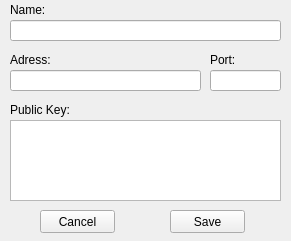
The window that src/editcontactwindow.ui (thomas-picariello/SDTP) describes before a commit, drawn with Qt 5.
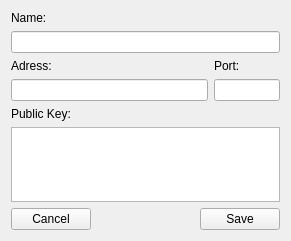
The same window after the commit.

Patch:
```diff
--- a/src/editcontactwindow.ui
+++ b/src/editcontactwindow.ui
@@ -13,103 +13,57 @@
   <property name="windowTitle">
    <string>Form</string>
   </property>
-  <widget class="QPushButton" name="save">
-   <property name="geometry">
-    <rect>
-     <x>170</x>
-     <y>210</y>
-     <width>75</width>
-     <height>23</height>
-    </rect>
-   </property>
-   <property name="text">
-    <string>Save</string>
-   </property>
-  </widget>
-  <widget class="QPushButton" name="cancel">
-   <property name="geometry">
-    <rect>
-     <x>40</x>
-     <y>210</y>
-     <width>75</width>
-     <height>23</height>
-    </rect>
-   </property>
-   <property name="text">
-    <string>Cancel</string>
-   </property>
-  </widget>
-  <widget class="QLineEdit" name="name">
-   <property name="geometry">
-    <rect>
-     <x>10</x>
-     <y>20</y>
-     <width>271</width>
-     <height>21</height>
-    </rect>
-   </property>
-  </widget>
+  <layout class="QVBoxLayout" name="verticalLayout">
+   <item>
   <widget class="QLabel" name="label">
-   <property name="geometry">
-    <rect>
-     <x>10</x>
-     <y>0</y>
-     <width>46</width>
-     <height>20</height>
-    </rect>
-   </property>
    <property name="text">
     <string>Name:</string>
    </property>
   </widget>
+   </item>
+   <item>
+    <widget class="QLineEdit" name="name"/>
+   </item>
+   <item>
+    <layout class="QHBoxLayout" name="horizontalLayout" stretch="3,1">
+     <item>
   <widget class="QLabel" name="label_2">
-   <property name="geometry">
-    <rect>
-     <x>10</x>
-     <y>50</y>
-     <width>51</width>
-     <height>20</height>
-    </rect>
-   </property>
    <property name="text">
     <string>Adress:</string>
    </property>
   </widget>
-  <widget class="QLineEdit" name="ip">
-   <property name="geometry">
-    <rect>
-     <x>10</x>
-     <y>70</y>
-     <width>191</width>
-     <height>21</height>
-    </rect>
-   </property>
-  </widget>
+     </item>
+     <item>
+      <widget class="QLabel" name="label_4">
+       <property name="text">
+        <string>Port:</string>
+       </property>
+      </widget>
+     </item>
+    </layout>
+   </item>
+   <item>
+    <layout class="QHBoxLayout" name="horizontalLayout_2" stretch="3,1">
+     <item>
+      <widget class="QLineEdit" name="ip"/>
+     </item>
+     <item>
+      <widget class="QLineEdit" name="port"/>
+     </item>
+    </layout>
+   </item>
+   <item>
   <widget class="QLabel" name="label_3">
-   <property name="geometry">
-    <rect>
-     <x>10</x>
-     <y>100</y>
-     <width>61</width>
-     <height>20</height>
-    </rect>
-   </property>
    <property name="text">
     <string>Public Key:</string>
    </property>
   </widget>
+   </item>
+   <item>
   <widget class="QTextEdit" name="key">
    <property name="enabled">
     <bool>true</bool>
    </property>
-   <property name="geometry">
-    <rect>
-     <x>10</x>
-     <y>120</y>
-     <width>271</width>
-     <height>81</height>
-    </rect>
-   </property>
    <property name="acceptDrops">
     <bool>false</bool>
    </property>
@@ -124,29 +78,39 @@
     <bool>false</bool>
    </property>
   </widget>
-  <widget class="QLabel" name="label_4">
-   <property name="geometry">
-    <rect>
-     <x>210</x>
-     <y>50</y>
-     <width>51</width>
+   </item>
+   <item>
+    <layout class="QHBoxLayout" name="horizontalLayout_3">
+     <item>
+      <widget class="QPushButton" name="cancel">
+       <property name="text">
+        <string>Cancel</string>
+       </property>
+      </widget>
+     </item>
+     <item>
+      <spacer name="horizontalSpacer">
+       <property name="orientation">
+        <enum>Qt::Horizontal</enum>
+       </property>
+       <property name="sizeHint" stdset="0">
+        <size>
+         <width>40</width>
      <height>20</height>
-    </rect>
-   </property>
+        </size>
+       </property>
+      </spacer>
+     </item>
+     <item>
+      <widget class="QPushButton" name="save">
    <property name="text">
-    <string>Port:</string>
-   </property>
-  </widget>
-  <widget class="QLineEdit" name="port">
-   <property name="geometry">
-    <rect>
-     <x>210</x>
-     <y>70</y>
-     <width>71</width>
-     <height>21</height>
-    </rect>
-   </property>
-  </widget>
+        <string>Save</string>
+       </property>
+      </widget>
+     </item>
+    </layout>
+   </item>
+  </layout>
  </widget>
  <resources/>
  <connections/>
```
Lines whose indentation alone changed are shown as unchanged.
